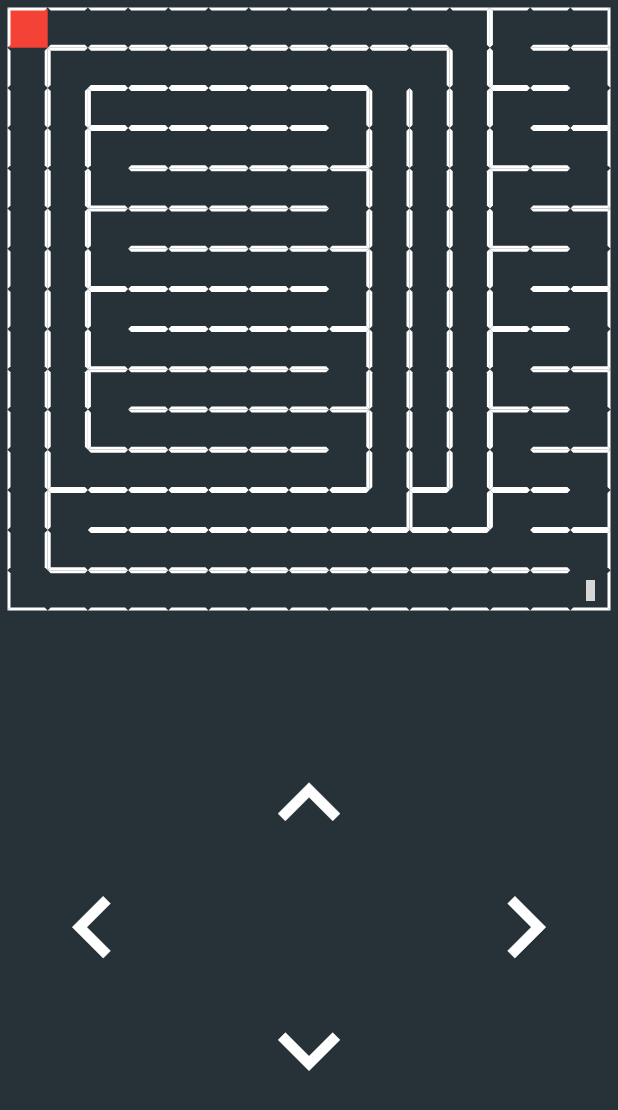
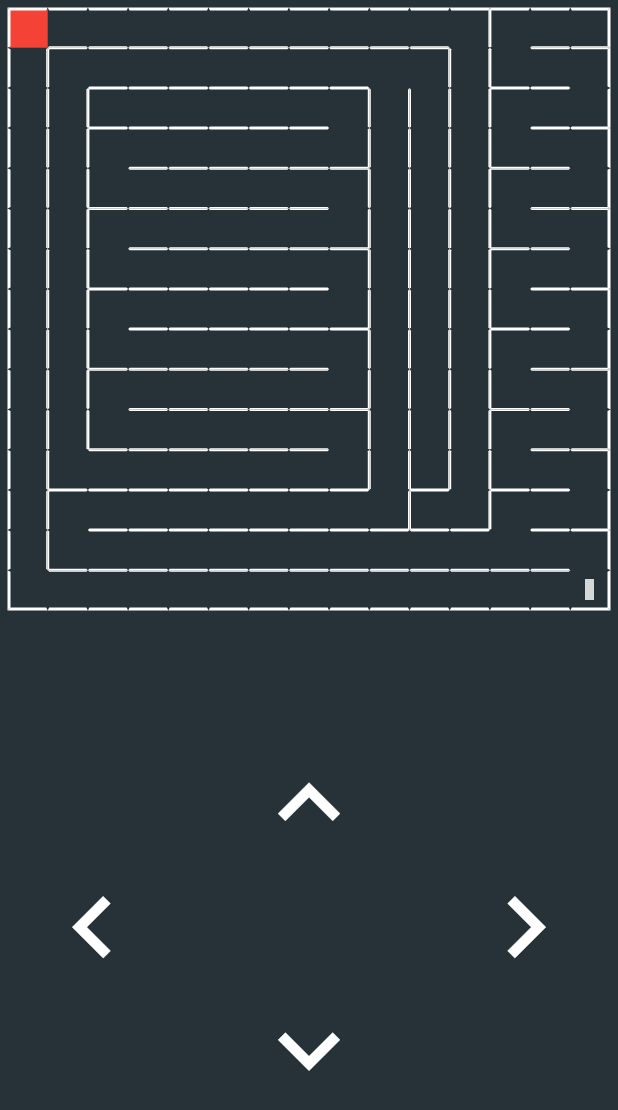
Before and after one commit to Oceankoh/amazes, a Flutter app: the GenerateMaze screen opened directly, on a phone screen of 412 x 824 dp. Shown: the top 1110 px of the screen. Run offline on Flutter 3.47's test engine with Material 2 defaults, Android fonts, the phone set to English and light mode, and no system bars; our stand-ins replace material_design_icons_flutter; missing offline and left inert: animator; grey boxes are pictures that could not be loaded.

Commit message:
Fix maze UI inconsistent border.

```diff
--- a/lib/PlayPath/Maze.dart
+++ b/lib/PlayPath/Maze.dart
@@ -183,6 +183,14 @@ class _MazeState extends State<GenerateMaze> {
         down = Colors.transparent,
         left = Colors.transparent,
         right = Colors.transparent;
+
+    double T = 1, R = 1, B = 1, L = 1;
+
+    if(x==0) L=2;
+    if(x==maze.length-1) R=2;
+    if(y==0) B=2;
+    if(y==maze.length-1) T=2;
+
     Container ret;
     if (maze[x][y].getUp()) up = Colors.white;
     if (maze[x][y].getRight()) right = Colors.white;
@@ -194,37 +202,38 @@ class _MazeState extends State<GenerateMaze> {
           decoration: BoxDecoration(
               color: Colors.red,
               border: Border(
-                  top: BorderSide(width: 2, color: up),
-                  right: BorderSide(width: 2, color: right),
-                  bottom: BorderSide(width: 2, color: down),
-                  left: BorderSide(width: 2, color: left))));
+                  top: BorderSide(width: T, color: up),
+                  right: BorderSide(width: R, color: right),
+                  bottom: BorderSide(width: B, color: down),
+                  left: BorderSide(width: L, color: left))));
     } else if (x == 0 && y == maze.length - 1) {
       ret = Container(
           child: Icon(MdiIcons.arrowBottomRightBoldOutline,
               color: Colors.white, size: dev.screenWidth / (2 * side)),
           decoration: BoxDecoration(
               border: Border(
-                  top: BorderSide(width: 2, color: up),
-                  right: BorderSide(width: 2, color: right),
-                  bottom: BorderSide(width: 2, color: down),
-                  left: BorderSide(width: 2, color: left))));
+                  top: BorderSide(width: T, color: up),
+                  right: BorderSide(width: R, color: right),
+                  bottom: BorderSide(width: B, color: down),
+                  left: BorderSide(width: L, color: left))));
     } else if (x == maze.length - 1 && y == 0) {
       ret = Container(
-          child: Icon(MdiIcons.starCircleOutline, color: Colors.white, size: dev.screenWidth / (2 * side)),
+          child: Icon(MdiIcons.starCircleOutline,
+              color: Colors.white, size: dev.screenWidth / (2 * side)),
           decoration: BoxDecoration(
               border: Border(
-                  top: BorderSide(width: 2, color: up),
-                  right: BorderSide(width: 2, color: right),
-                  bottom: BorderSide(width: 2, color: down),
-                  left: BorderSide(width: 2, color: left))));
+                  top: BorderSide(width: T, color: up),
+                  right: BorderSide(width: R, color: right),
+                  bottom: BorderSide(width: B, color: down),
+                  left: BorderSide(width: L, color: left))));
     } else {
       ret = Container(
           decoration: BoxDecoration(
               border: Border(
-                  top: BorderSide(width: 2, color: up),
-                  right: BorderSide(width: 2, color: right),
-                  bottom: BorderSide(width: 2, color: down),
-                  left: BorderSide(width: 2, color: left))));
+                  top: BorderSide(width: T, color: up),
+                  right: BorderSide(width: R, color: right),
+                  bottom: BorderSide(width: B, color: down),
+                  left: BorderSide(width: L, color: left))));
     }
 
     return ret;
```
